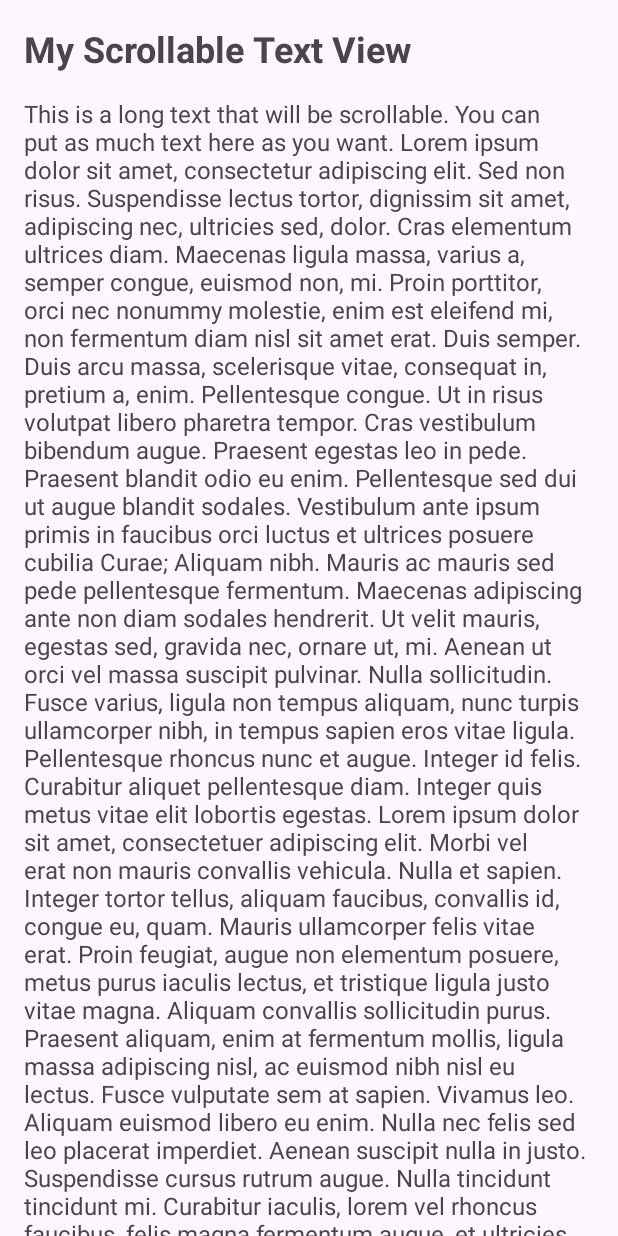
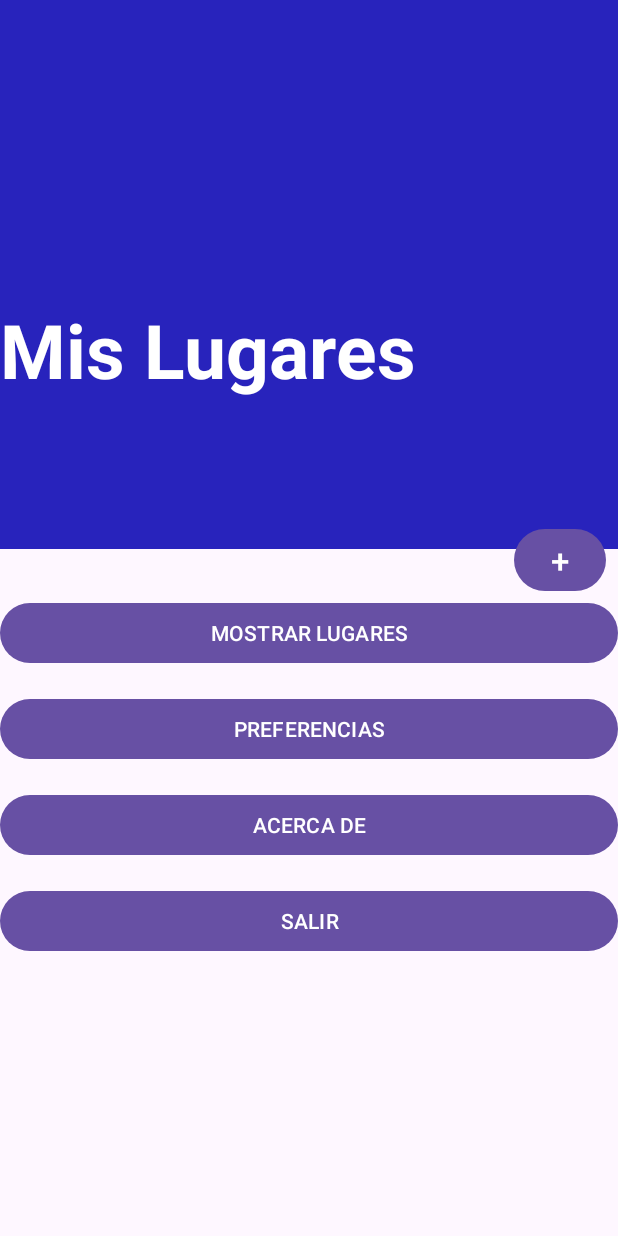
Before and after one commit to Enrique-OSM/PIA_MisLugares_Equipo8, an Android app: the screen it shows after launch (MainActivity), on a phone screen of 412 x 824 dp. Run offline under Robolectric (Android 15) with nearby library versions, the phone set to English and light mode, and no system bars.

Commit message:
Creación de una primera actividad en Mis Lugares 2.5

```diff
--- a/app/src/main/res/layout/activity_main.xml
+++ b/app/src/main/res/layout/activity_main.xml
@@ -1,34 +1,96 @@
 <?xml version="1.0" encoding="utf-8"?>
-<ScrollView xmlns:android="http://schemas.android.com/apk/res/android"
+<androidx.constraintlayout.widget.ConstraintLayout xmlns:android="http://schemas.android.com/apk/res/android"
+    xmlns:app="http://schemas.android.com/apk/res-auto"
     xmlns:tools="http://schemas.android.com/tools"
+    android:id="@+id/linearLayout3"
     android:layout_width="match_parent"
     android:layout_height="match_parent"
-    tools:context=".MainActivity">
+    tools:context=".MainActivity"
+    tools:layout_editor_absoluteX="0dp"
+    tools:layout_editor_absoluteY="72dp">
 
+    <!-- Encabezado simple con fondo morado -->
     <LinearLayout
-        android:layout_width="match_parent"
-        android:layout_height="wrap_content"
+        android:id="@+id/linearLayout4"
+        android:layout_width="0dp"
+        android:layout_height="0dp"
+        android:layout_marginBottom="32dp"
+        android:background="#2823bc"
+        android:gravity="start|center_vertical"
         android:orientation="vertical"
-        android:padding="16dp">
+        app:layout_constraintBottom_toTopOf="@+id/btn_mostrar_lugares"
+        app:layout_constraintEnd_toEndOf="parent"
+        app:layout_constraintStart_toStartOf="parent"
+        app:layout_constraintTop_toTopOf="parent">
 
         <TextView
-            android:id="@+id/text_title"
-            android:layout_width="match_parent"
+            android:layout_width="wrap_content"
             android:layout_height="wrap_content"
-            android:text="My Scrollable Text View"
-            android:textSize="24sp"
-            android:textStyle="bold"
-            android:layout_marginBottom="16dp"/>
+            android:layout_marginTop="100dp"
+            android:text="Mis Lugares"
+            android:textColor="#FFFFFF"
+            android:textSize="50sp"
+            android:textStyle="bold" />
+    </LinearLayout>
 
 
-        <TextView
-            android:id="@+id/text_content"
-            android:layout_width="match_parent"
-            android:layout_height="wrap_content"
-            android:text="@string/long_text"
-            android:textSize="16sp"
-            android:scrollbars="vertical"
-            android:maxLines="1000"/>
+    <Button
+        android:id="@+id/btn_salir"
+        android:layout_width="0dp"
+        android:layout_height="wrap_content"
+        android:layout_marginBottom="186dp"
+        android:text="SALIR"
+        app:layout_constraintBottom_toBottomOf="parent"
+        app:layout_constraintEnd_toEndOf="parent"
+        app:layout_constraintHorizontal_bias="0.0"
+        app:layout_constraintStart_toStartOf="parent"
+        app:layout_constraintTop_toBottomOf="@+id/btn_acerca_de" />
 
-    </LinearLayout>
-</ScrollView>
+    <Button
+        android:id="@+id/btn_preferencias"
+        android:layout_width="0dp"
+        android:layout_height="wrap_content"
+        android:layout_marginBottom="16dp"
+        android:text="PREFERENCIAS"
+        app:layout_constraintBottom_toTopOf="@+id/btn_acerca_de"
+        app:layout_constraintEnd_toEndOf="parent"
+        app:layout_constraintHorizontal_bias="0.0"
+        app:layout_constraintStart_toStartOf="parent"
+        app:layout_constraintTop_toBottomOf="@+id/btn_mostrar_lugares" />
+
+    <Button
+        android:id="@+id/btn_acerca_de"
+        android:layout_width="0dp"
+        android:layout_height="wrap_content"
+        android:layout_marginBottom="16dp"
+        android:text="ACERCA DE"
+        app:layout_constraintBottom_toTopOf="@+id/btn_salir"
+        app:layout_constraintEnd_toEndOf="parent"
+        app:layout_constraintHorizontal_bias="0.0"
+        app:layout_constraintStart_toStartOf="parent"
+        app:layout_constraintTop_toBottomOf="@+id/btn_preferencias" />
+
+    <Button
+        android:id="@+id/btn_mostrar_lugares"
+        android:layout_width="0dp"
+        android:layout_height="wrap_content"
+        android:layout_marginBottom="16dp"
+        android:text="MOSTRAR LUGARES"
+        app:layout_constraintBottom_toTopOf="@+id/btn_preferencias"
+        app:layout_constraintEnd_toEndOf="parent"
+        app:layout_constraintHorizontal_bias="0.0"
+        app:layout_constraintStart_toStartOf="parent"
+        app:layout_constraintTop_toBottomOf="@+id/linearLayout4"></Button>
+
+    <Button
+        android:id="@+id/button"
+        android:layout_width="61dp"
+        android:layout_height="49dp"
+        android:layout_marginEnd="8dp"
+        android:text="+"
+        android:textSize="22dp"
+        app:layout_constraintBottom_toTopOf="@+id/btn_mostrar_lugares"
+        app:layout_constraintEnd_toEndOf="parent" />
+
+
+</androidx.constraintlayout.widget.ConstraintLayout>
--- a/gradle/libs.versions.toml
+++ b/gradle/libs.versions.toml
@@ -1,5 +1,5 @@
 [versions]
-agp = "8.8.1"
+agp = "8.8.2"
 junit = "4.13.2"
 junitVersion = "1.1.5"
 espressoCore = "3.5.1"
```
